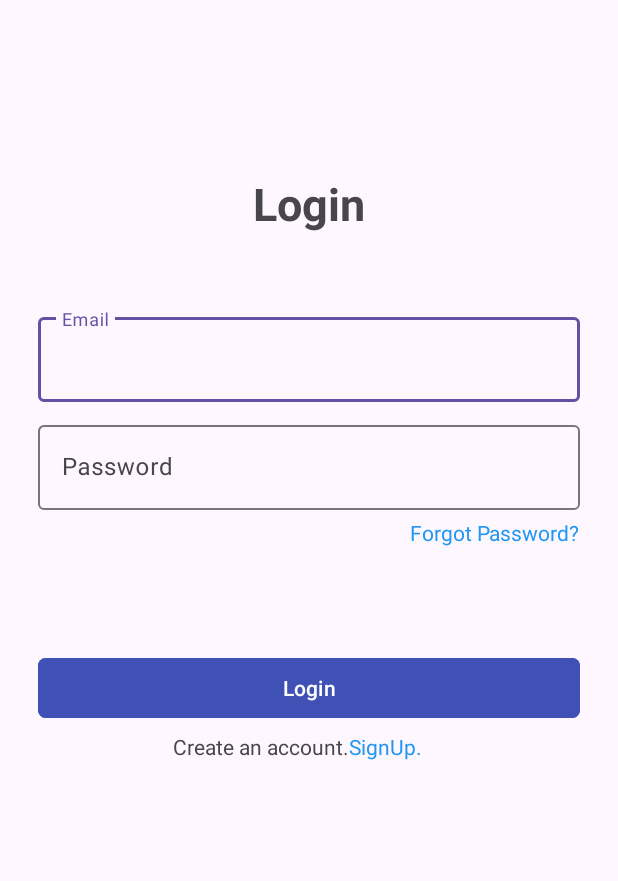
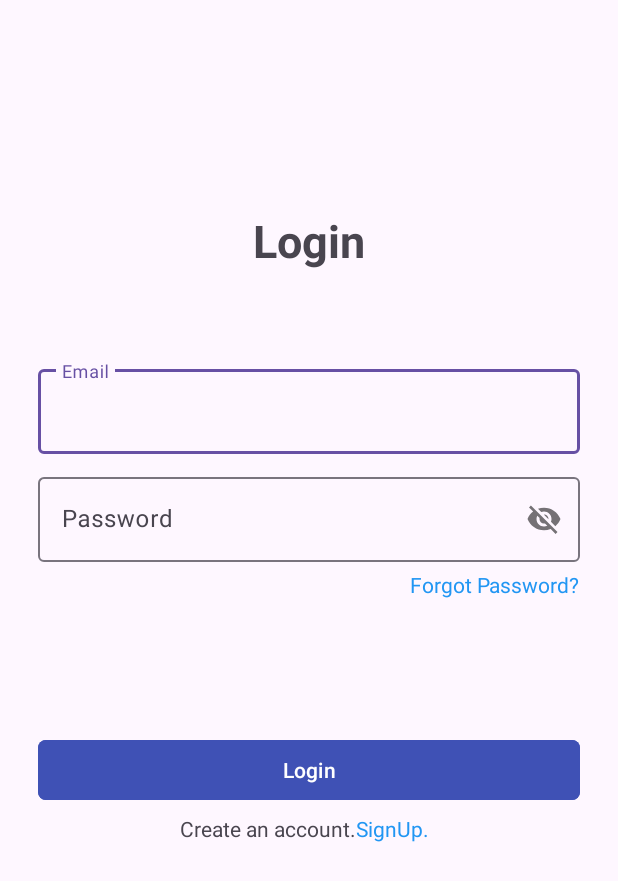
Before and after one commit to nusrat14410/firstfirebase, an Android app: the screen it shows after launch (MainActivity), on a phone screen of 412 x 824 dp. Shown: the top 881 px of the screen. Run offline under Robolectric (Android 15) with nearby library versions, the phone set to English and light mode, and no system bars; our stand-ins replace Firebase (no records; nobody signed in at launch, a user with empty details on screens opened directly).

Commit message:
Second commit

```diff
--- a/app/src/main/java/com/example/firstfirebase/MainActivity.kt
+++ b/app/src/main/java/com/example/firstfirebase/MainActivity.kt
@@ -1,20 +1,58 @@
 package com.example.firstfirebase
 
+import android.content.Intent
 import android.os.Bundle
+import android.widget.Toast
 import androidx.activity.enableEdgeToEdge
 import androidx.appcompat.app.AppCompatActivity
 import androidx.core.view.ViewCompat
 import androidx.core.view.WindowInsetsCompat
+import com.example.firstfirebase.databinding.ActivityMainBinding
+import com.google.firebase.auth.FirebaseAuth
 
 class MainActivity : AppCompatActivity() {
+    private lateinit var binding: ActivityMainBinding
+    private lateinit var firebaseAuth: FirebaseAuth
     override fun onCreate(savedInstanceState: Bundle?) {
         super.onCreate(savedInstanceState)
         enableEdgeToEdge()
-        setContentView(R.layout.activity_main)
-        ViewCompat.setOnApplyWindowInsetsListener(findViewById(R.id.main)) { v, insets ->
-            val systemBars = insets.getInsets(WindowInsetsCompat.Type.systemBars())
-            v.setPadding(systemBars.left, systemBars.top, systemBars.right, systemBars.bottom)
-            insets
+        binding=ActivityMainBinding.inflate(layoutInflater)
+        setContentView(binding.root)
+
+
+        firebaseAuth=FirebaseAuth.getInstance()
+
+        binding.createAcSignUpTV.setOnClickListener {
+            startActivity(Intent(this,Signup::class.java))
         }
+
+        binding.loginBT.setOnClickListener {
+            loginUser()
+
+        }
+
     }
+
+    private fun loginUser() {
+        val email=binding.loginEmailTIET.text.toString().trim()
+        val password=binding.loginPasswordTIET.text.toString().trim()
+
+        if(email.isEmpty() || password.isEmpty()){
+            Toast.makeText(this, "Please fill all fields", Toast.LENGTH_SHORT).show()
+            return
+        }
+
+        firebaseAuth.createUserWithEmailAndPassword(email,password).addOnCompleteListener { task ->
+            if (task.isSuccessful){
+                Toast.makeText(this, "Login successful", Toast.LENGTH_SHORT).show()
+                startActivity((Intent(this,Home::class.java)))
+            }
+            else{
+                Toast.makeText(this, "Login failed", Toast.LENGTH_SHORT).show()
+            }
+        }
+
+    }
+
+
 }
--- a/app/src/main/res/layout/activity_main.xml
+++ b/app/src/main/res/layout/activity_main.xml
@@ -3,7 +3,6 @@
     xmlns:app="http://schemas.android.com/apk/res-auto"
     xmlns:tools="http://schemas.android.com/tools"
     android:id="@+id/main"
-    android:layout_margin="25dp"
     android:layout_width="match_parent"
     android:layout_height="match_parent"
     tools:context=".MainActivity">
@@ -15,8 +14,9 @@
         android:text="Login"
         android:textStyle="bold"
         android:textSize="30dp"
+        android:layout_marginHorizontal="25dp"
         android:textAlignment="center"
-        android:layout_marginTop="90dp"
+        android:layout_marginTop="140dp"
         app:layout_constraintEnd_toEndOf="parent"
         app:layout_constraintStart_toStartOf="parent"
         app:layout_constraintTop_toTopOf="parent" />
@@ -25,7 +25,8 @@
         android:id="@+id/loginEmailTIL"
         android:layout_width="match_parent"
         android:layout_height="wrap_content"
-        android:layout_marginTop="50dp"
+        android:layout_marginTop="60dp"
+        android:layout_marginHorizontal="25dp"
         app:layout_constraintStart_toStartOf="parent"
         app:layout_constraintEnd_toEndOf="parent"
         app:layout_constraintTop_toBottomOf="@id/loginTV">
@@ -44,6 +45,8 @@
         android:layout_width="match_parent"
         android:layout_height="wrap_content"
         android:layout_marginTop="10dp"
+        app:passwordToggleEnabled="true"
+        android:layout_marginHorizontal="25dp"
         app:layout_constraintStart_toStartOf="parent"
         app:layout_constraintEnd_toEndOf="parent"
         app:layout_constraintTop_toBottomOf="@id/loginEmailTIL">
@@ -64,6 +67,7 @@
         android:text="Forgot Password?"
         android:layout_marginTop="5dp"
         android:textColor="#2196F3"
+        android:layout_marginEnd="25dp"
         app:layout_constraintEnd_toEndOf="parent"
         app:layout_constraintTop_toBottomOf="@id/loginPasswordTIL"/>
 
@@ -71,10 +75,11 @@
         android:id="@+id/loginBT"
         android:layout_width="match_parent"
         android:layout_height="wrap_content"
-        android:layout_marginTop="70dp"
+        android:layout_marginTop="90dp"
         android:backgroundTint="#3F51B5"
         android:text="Login"
         app:cornerRadius="5dp"
+        android:layout_marginHorizontal="25dp"
         app:layout_constraintEnd_toEndOf="parent"
         app:layout_constraintStart_toStartOf="parent"
         app:layout_constraintTop_toBottomOf="@id/forgotPassTV" />
@@ -85,8 +90,9 @@
         android:layout_height="wrap_content"
         android:text="Create an account."
         android:layout_marginTop="5dp"
+        android:layout_marginHorizontal="25dp"
         app:layout_constraintStart_toStartOf="parent"
-        android:layout_marginStart="90dp"
+        android:layout_marginStart="120dp"
         app:layout_constraintTop_toBottomOf="@id/loginBT"/>
 
 
```
Also changed, not shown: app/src/main/java/com/example/firstfirebase/Signup.kt (+46 -6 lines), app/src/main/res/layout/activity_signup.xml (+9 -1 lines).
